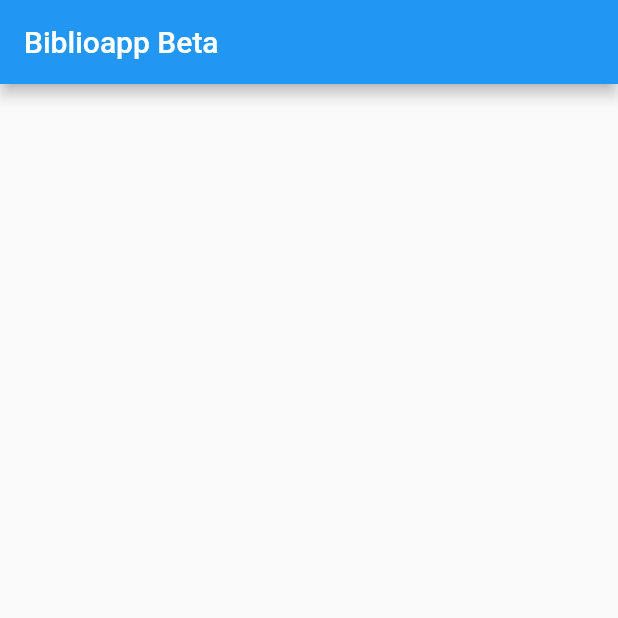
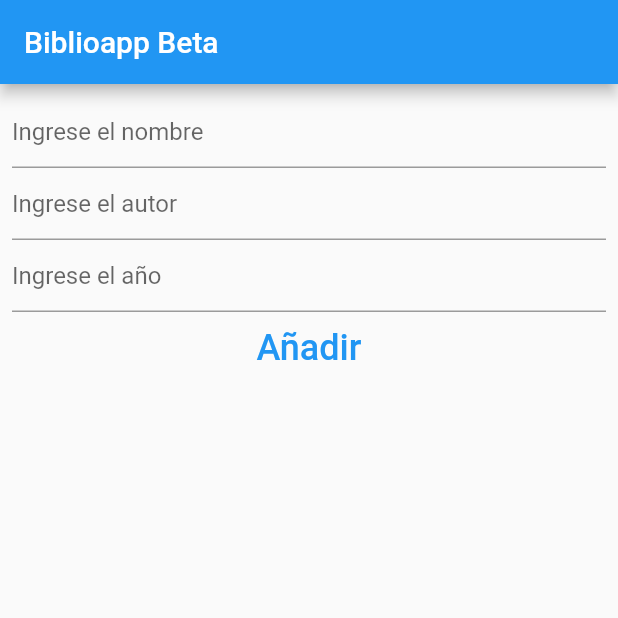
Before and after one commit to Kalcio/Biblioapp, a Flutter app: the screen it shows after launch, on a phone screen of 412 x 824 dp, the top half of it. Run offline on Flutter 3.47's test engine with Material 2 defaults, Android fonts, the phone set to English and light mode, and no system bars; our stand-ins replace sqflite; accounts and stored records are empty.

Commit message:
Boton funcional guard datos bd

```diff
--- a/lib/main.dart
+++ b/lib/main.dart
@@ -90,10 +90,10 @@ class BookDB {
       _db = db;
 
       //Create table
-      const create = '''CREATE TABLE IF NOT EXIST BOOK(
-        ID INTEGER PRIMARY KEY AUTOINCREMENT
-        NAME STRING NOT NULL
-        AUTOR STRING NOT NULL
+      const create = '''CREATE TABLE IF NOT EXISTS BOOK (
+        ID INTEGER PRIMARY KEY AUTOINCREMENT,
+        NAME STRING NOT NULL,
+        AUTOR STRING NOT NULL,
         YEAR INT NOT NULL
       )''';
 
@@ -141,6 +141,119 @@ class _HomePageState extends State<HomePage> {
       appBar: AppBar(
         title: const Text('Biblioapp Beta'),
       ),
+      body: StreamBuilder(
+        stream: _crudStorage.all(),
+        builder: (context, snapshot) {
+          switch (snapshot.connectionState) {
+            case ConnectionState.active:
+            case ConnectionState.waiting:
+              if (snapshot.data == null) {
+                return const Center(child: CircularProgressIndicator());
+              }
+              final book = snapshot.data as List<Book>;
+              return Column(
+                children: [
+                  ComposerWidget(
+                    onCompose: (name, autor, year) {
+                      print(name);
+                      print(autor);
+                      print(year);
+                    },
+                  ),
+                  Expanded(
+                    child: ListView.builder(
+                      itemCount: book.length,
+                      itemBuilder: (context, index) {
+                        return const Text('Hello');
+                      },
+                    ),
+                  ),
+                ],
+              );
+            default:
+              return const Center(child: CircularProgressIndicator());
+          }
+        },
+      ),
+    );
+  }
+}
+
+typedef OnCompose = void Function(String name, String autor, int year);
+
+class ComposerWidget extends StatefulWidget {
+  final OnCompose onCompose;
+  const ComposerWidget({
+    Key? key,
+    required this.onCompose,
+  }) : super(key: key);
+
+  @override
+  State<ComposerWidget> createState() => _ComposerWidgetState();
+}
+
+class _ComposerWidgetState extends State<ComposerWidget> {
+  late final TextEditingController _nameController;
+  late final TextEditingController _autorController;
+  late final TextEditingController _yearController;
+
+  @override
+  void initState() {
+    _nameController = TextEditingController();
+    _autorController = TextEditingController();
+    _yearController = TextEditingController();
+    super.initState();
+  }
+
+  @override
+  void dispose() {
+    _nameController.dispose();
+    _autorController.dispose();
+    _yearController.dispose();
+    super.dispose();
+  }
+
+  @override
+  Widget build(BuildContext context) {
+    return Padding(
+      padding: const EdgeInsets.all(8.0),
+      child: Column(
+        children: [
+          TextField(
+            controller: _nameController,
+            decoration: const InputDecoration(
+              hintText: 'Ingrese el nombre',
+            ),
+          ),
+          TextField(
+            controller: _autorController,
+            decoration: const InputDecoration(
+              hintText: 'Ingrese el autor',
+            ),
+          ),
+          TextField(
+            controller: _yearController,
+            decoration: const InputDecoration(
+              hintText: 'Ingrese el año',
+            ),
+          ),
+          TextButton(
+            onPressed: () {
+              final name = _nameController.text;
+              final autor = _autorController.text;
+              final year = int.parse(_yearController.text);
+              widget.onCompose(name, autor, year);
+              _nameController.text = '';
+              _autorController.text = '';
+              _yearController.text = '';
+            },
+            child: const Text(
+              'Añadir',
+              style: TextStyle(fontSize: 24),
+            ),
+          ),
+        ],
+      ),
     );
   }
 }
```
